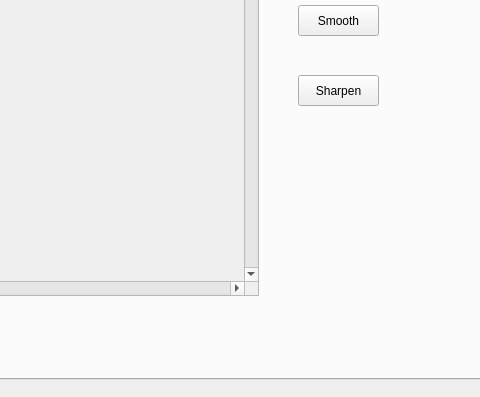
Old version of the form mainwindow.ui in the repository Zrealshadow/digitalpicture; both pictures show x 644 to 1124 and y 361 to 758 of the 1124 by 758 pixel window.
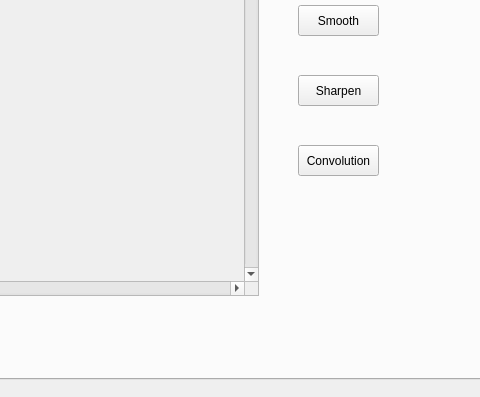
New version of the form. Custom widgets are drawn as their Qt base class.

Diff of the .ui file:
```diff
--- a/mainwindow.ui
+++ b/mainwindow.ui
@@ -1560,6 +1560,19 @@
        <string>Sharpen</string>
       </property>
      </widget>
+     <widget class="QPushButton" name="space_conv">
+      <property name="geometry">
+       <rect>
+        <x>940</x>
+        <y>480</y>
+        <width>81</width>
+        <height>31</height>
+       </rect>
+      </property>
+      <property name="text">
+       <string>Convolution</string>
+      </property>
+     </widget>
     </widget>
    </widget>
   </widget>
```
